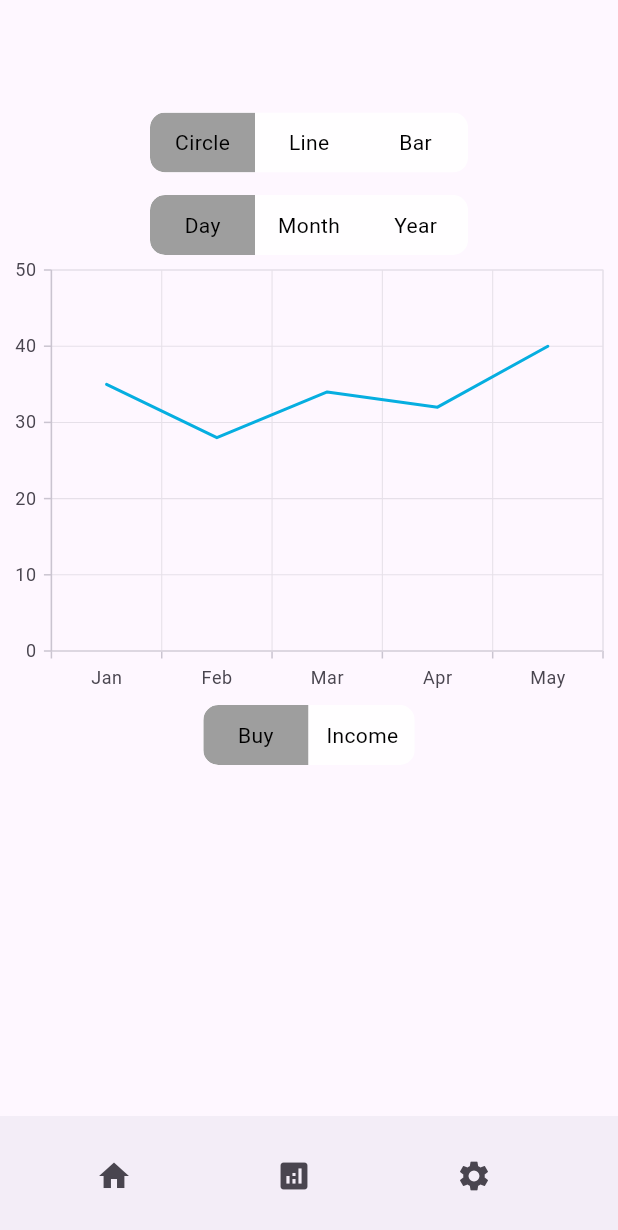
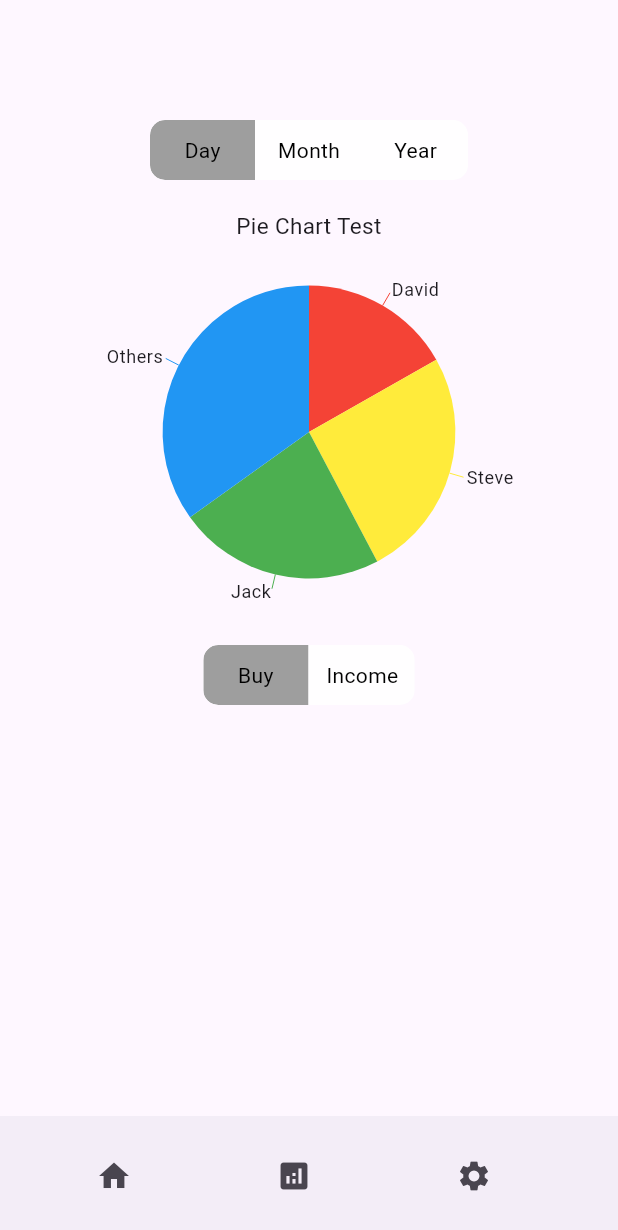
Before and after one commit to JiMoneyApp/JiMoney-Frontend, a Flutter app: the SettingsPage screen opened by its route, item 2 of the bottom bar chosen, after a tap on the "home" icon, after a tap on the "analytics" icon, on a phone screen of 412 x 824 dp. Shown: the top 1230 px of the screen. Run offline on Flutter 3.47's test engine with Material 3 defaults, Android fonts, the light colour scheme and no system bars; drawn by our look-alikes of toggle_switch; our stand-ins replace go_router, syncfusion_flutter_charts; missing offline and left inert: mysql_client; network calls fail.

Commit message:
5/27 pushing for merge

```diff
--- /dev/null
+++ b/devtools_options.yaml
@@ -0,0 +1 @@
+extensions:
--- a/lib/AfterLogin/presentation/analytics_page.dart
+++ b/lib/AfterLogin/presentation/analytics_page.dart
@@ -4,8 +4,8 @@ import 'package:go_router/go_router.dart';
 import 'package:jimoney_frontend/AfterLogin/presentation/home_page.dart';
 import 'package:jimoney_frontend/AfterLogin/widgets/buy_income_switch.dart';
 import 'package:jimoney_frontend/AfterLogin/widgets/circle_chart.dart';
-import 'package:jimoney_frontend/AfterLogin/widgets/circle_line_bar_switch.dart';
 import 'package:jimoney_frontend/AfterLogin/widgets/day_month_year_switch.dart';
+import 'package:jimoney_frontend/AfterLogin/widgets/pie_chart.dart';
 
 class AnalyticsPage extends StatefulWidget {
   const AnalyticsPage({super.key});
@@ -25,15 +25,14 @@ class _AnalyticsPageState extends State<AnalyticsPage> {
         body: Column(
           children: [
             Container(
-              padding: EdgeInsets.only(top: 75),
-              child: CircleLineBarSwitch(),
-            ),
-            Container(
-              padding: EdgeInsets.only(top: 15),
+              padding: EdgeInsets.only(top: 80, bottom: 10),
               child: DayMonthYearSwitch(),
             ),
-            CircleChart(
 
+            Container(
+              height: 300,
+              padding: EdgeInsets.only(bottom: 10),
+              child: PieChart(),
             ),
             Container(
               child: BuyIncomeSwitch(),
--- a/lib/AfterLogin/presentation/home_page.dart
+++ b/lib/AfterLogin/presentation/home_page.dart
@@ -24,18 +24,23 @@ class _HomePageState extends State<HomePage> {
     return Container(
       height: double.maxFinite,
       child: Scaffold(
-        body: Column(
+        body: Container(
+          color: Color(0XFFFFD9D9),
+          child: Column(
             children: <Widget>[
               Container(
                 width: double.infinity,
                 child: Encouragement(),
               ),
-            Padding(
-              padding: const EdgeInsets.fromLTRB(0, 0, 130, 10),
+              Container(
+                width: double.infinity,
+                child: Padding(
+                  padding: const EdgeInsets.only(left: 30, bottom: 10),
                   child: Text(
                     "Monthly Total Balance",
                     style: TextStyle(
                         fontSize: 16, color: Colors.grey.withOpacity(0.97)),
+                  ),
                 ),
               ),
               Container(
@@ -52,11 +57,15 @@ class _HomePageState extends State<HomePage> {
                     ),
                   ),
                   Container(
+                    width: 180,
+                    height: 50,
+                    padding: EdgeInsets.only(left: 20, top: 10),
                     child: DateButton(),
                   )
                 ],
               ),
               Container(
+                color: Color(0XFFFFD9D9),
                 width: 200,
                 padding: EdgeInsets.only(top: 15),
                 child: BuyIncomeShow(),
@@ -68,21 +77,22 @@ class _HomePageState extends State<HomePage> {
               )
             ],
           ),
+        ),
         bottomNavigationBar: BottomAppBar(
             child: Row(
           mainAxisSize: MainAxisSize.max,
           mainAxisAlignment: MainAxisAlignment.start,
           children: <Widget>[
             SizedBox(
-              child: IconButton(onPressed: () {}, icon: Icon(Icons.home)),
+              child: IconButton(onPressed: () {}, icon: Icon(Icons.home, color: Color(0XFFF84490))),
               width: 120,
             ),
             SizedBox(
-              child: IconButton(onPressed: () async{context.go("/analytics");}, icon: Icon(Icons.analytics)),
+              child: IconButton(onPressed: () async{context.go("/analytics");}, icon: Icon(Icons.analytics, color: Color(0XFFF84490),)),
               width: 120,
             ),
             SizedBox(
-                child: IconButton(onPressed: () async{context.go("/settings");}, icon: Icon(Icons.settings)),
+                child: IconButton(onPressed: () async{context.go("/settings");}, icon: Icon(Icons.settings, color: Color(0XFFF84490))),
                 width: 120),
           ],
         )),
--- a/lib/AfterLogin/presentation/settings_page.dart
+++ b/lib/AfterLogin/presentation/settings_page.dart
@@ -4,6 +4,7 @@ import 'package:flutter/material.dart';
 import 'package:flutter/rendering.dart';
 import 'package:flutter/widgets.dart';
 import 'package:go_router/go_router.dart';
+import 'package:jimoney_frontend/AfterLogin/widgets/head_sticker.dart';
 
 class SettingsPage extends StatefulWidget {
   const SettingsPage({super.key});
@@ -36,10 +37,11 @@ class _SettingsPageState extends State<SettingsPage> {
                   width: 150,
                   padding: EdgeInsets.only(left: 35),
                   alignment: Alignment.center,
+                  child: HeadSticker(),
                 ),
                 Container(
                     width: 230,
-                    padding: EdgeInsets.only(),
+                    padding: EdgeInsets.only(left: 50),
                     alignment: Alignment.centerLeft,
                     child: Column(
                       children: [
@@ -66,11 +68,26 @@ class _SettingsPageState extends State<SettingsPage> {
               ),
             ),
             Container(
-              height: 450,
+              height: 320,
               alignment: Alignment.bottomCenter,
               child: ElevatedButton(
                 onPressed: () {},
                 child: Text("About Us", style: TextStyle(fontSize: 20, color: Colors.black)),
+                style: ElevatedButton.styleFrom(
+                  minimumSize: Size(320, 50),
+                  backgroundColor: Colors.white,
+                  shape: RoundedRectangleBorder(
+                    borderRadius: BorderRadius.circular(10)),
+                  shadowColor: Colors.black,
+                ),
+              ),
+            ),
+            Container(
+              height: 90,
+              alignment: Alignment.bottomCenter,
+              child: ElevatedButton(
+                onPressed: () {},
+                child: Text("Log Out", style: TextStyle(fontSize: 20, color: Colors.black)),
                 style: ElevatedButton.styleFrom(
                   minimumSize: Size(320, 50),
                   backgroundColor: Colors.white,
--- a/lib/AfterLogin/widgets/circle_line_bar_switch.dart
+++ /dev/null
@@ -1,32 +0,0 @@
-import 'package:flutter/cupertino.dart';
-import 'package:flutter/material.dart';
-import 'package:toggle_switch/toggle_switch.dart';
-
-class CircleLineBarSwitch extends StatelessWidget {
-  const CircleLineBarSwitch({super.key});
-
-  @override
-  Widget build(BuildContext context) {
-    return Container(
-      child: ToggleSwitch(
-        minHeight: 40,
-        minWidth: 70,
-        initialLabelIndex: 0,
-        cornerRadius: 10.0,
-        activeFgColor: Colors.black,
-        inactiveBgColor: const Color.fromARGB(178, 255, 255, 255),
-        inactiveFgColor: Colors.black,
-        totalSwitches: 3,
-        labels: ['Circle', 'Line', 'Bar'],
-        activeBgColors: [
-          [Colors.grey],
-          [Colors.grey],
-          [Colors.grey]
-        ],
-        onToggle: (index) {
-          print('switched to: $index');
-        },
-      ),
-    );
-  }
-}
--- a/lib/AfterLogin/widgets/date_button.dart
+++ b/lib/AfterLogin/widgets/date_button.dart
@@ -9,14 +9,36 @@ class DateButton extends StatefulWidget {
 }
 
 class _DateButtonState extends State<DateButton> {
+
+  DateTime now = DateTime.now();
+  String? date;
+
+  @override
+  void initState() {
+    super.initState();
+    date = '${now.year}-${now.month}-${now.day}';
+  }
+
   @override
   Widget build(BuildContext context) {
     return Container(
-      padding: EdgeInsets.fromLTRB(70, 15, 0, 0),
       child: ElevatedButton(
-        onPressed: (){},
+        onPressed: () async{
+          dynamic result = await showDatePicker(
+            context: context,
+            firstDate: DateTime(2023, 01),
+            lastDate: DateTime(2100, 12),
+            initialDate: DateTime.now(),
+          );
+          if (result != null) {
+            setState(() {
+              date = '${result.year}/${result.month}/${result.day}';
+            });
+          }
+          print(date);
+        },
         child: Text(
-          "Date"
+          date ?? DateTime.now().toString(),
         )
       )
     );
--- /dev/null
+++ b/lib/AfterLogin/widgets/head_sticker.dart
@@ -0,0 +1,25 @@
+import 'package:flutter/cupertino.dart';
+import 'package:flutter/material.dart';
+
+class HeadSticker extends StatefulWidget {
+  const HeadSticker({super.key});
+
+  @override
+  State<HeadSticker> createState() => _HeadStickerState();
+}
+
+class _HeadStickerState extends State<HeadSticker> {
+
+  @override
+  Widget build(BuildContext context) {
+    final url = 'https://scontent-tpe1-1.xx.fbcdn.net/v/t39.30808-6/279764364_1342957779519825_8715237538739757452_n.jpg?_nc_cat=110&ccb=1-7&_nc_sid=5f2048&_nc_ohc=mMFaqeqbiuEQ7kNvgFecelJ&_nc_ht=scontent-tpe1-1.xx&oh=00_AYAOufAlYd6853IgMILtUMw-hfi_5y1tZ_OQ5dZDr5Y3CQ&oe=66521FC0';
+
+    return Container(
+      width: 100,
+      height: 100,
+      child: CircleAvatar(
+        backgroundImage: NetworkImage(url),
+      ),
+    );
+  }
+}
--- a/lib/AfterLogin/widgets/list_output.dart
+++ b/lib/AfterLogin/widgets/list_output.dart
@@ -22,12 +22,12 @@ class _ListOutputState extends State<ListOutput> {
         print('Server error: ${response.statusCode}');
         print('Response body: ${response.body}');
         List<dynamic> jsonResponse = jsonDecode(response.body);
-        List<Data> dataList = jsonResponse.map((data) => Data.fromJson(data)).toList();
+        print(jsonResponse);
         setState(() {
-          costResponse = CostResponse.fromJson(jsonDecode(response.body));
+          costResponse = CostResponse.fromJson({"data": jsonResponse});
           print('Decode Successfully');
+          print(costResponse!.data?[0].title);
         });
-
       } else {
         print("Failed to load data");
       }
@@ -37,10 +37,10 @@ class _ListOutputState extends State<ListOutput> {
   }
 
   @override
- void initState() {
-    // TODO: implement initState
-    super.initState();
+  void didChangeDependencies() {
+    // TODO: implement didChangeDependencies
     _fetchApiData();
+    super.didChangeDependencies();
   }
 
   @override
@@ -53,19 +53,22 @@ class _ListOutputState extends State<ListOutput> {
             borderRadius: BorderRadius.only(
                 topLeft: Radius.circular(20), topRight: Radius.circular(20)),
             border: Border.all(color: Colors.grey)),
-        child: //costResponse != null
-               ListView.builder(
-                itemCount: costResponse?.data?.length,
+        child: costResponse != null
+            ? ListView.builder(
+                itemCount: costResponse!.data?.length,
                 itemBuilder: (context, index) {
-                  return ListTile(
-                    title: Text(costResponse?.data?[index].title ?? 'No Title'),
-                    subtitle:
-                        Text(costResponse?.data?[index].createdAt ?? 'No Date'),
+                  return Container(
+                    color: Color(0XFFFFD9D9),
+                    child: ListTile(
+                      title: Text(costResponse!.data?[index].title ?? 'No Title'),
+                      subtitle:
+                          Text(costResponse!.data?[index].createdAt ?? 'No Date'),
+                    ),
                   );
                 },
                 scrollDirection: Axis.vertical,
               )
-            //: Center(child: CircularProgressIndicator()),
+            : Center(child: CircularProgressIndicator()),
       ),
     );
   }
--- /dev/null
+++ b/lib/AfterLogin/widgets/pie_chart.dart
@@ -0,0 +1,52 @@
+import 'package:flutter/cupertino.dart';
+import 'package:flutter/material.dart';
+import 'package:flutter/widgets.dart';
+import 'package:jimoney_frontend/DataBase/costResponse.dart';
+import 'package:syncfusion_flutter_charts/charts.dart';
+
+class PieChart extends StatefulWidget {
+  const PieChart({super.key});
+
+  @override
+  State<PieChart> createState() => _PieChartState();
+}
+
+class _PieChartState extends State<PieChart> {
+  @override
+  Widget build(BuildContext context) {
+    final List<ChartData> chartData = [
+      ChartData('David', 25, Colors.red),
+      ChartData('Steve', 38, Colors.yellow),
+      ChartData('Jack', 34, Colors.green),
+      ChartData('Others', 52, Colors.blue)
+    ];
+
+    return Scaffold(
+      body: Center(
+        child: Container(
+          child: SfCircularChart(
+            title: ChartTitle(text: 'Pie Chart Test'),
+            series: <CircularSeries>[
+              // Render pie chart
+              PieSeries<ChartData, String>(
+                  dataSource: chartData,
+                  pointColorMapper: (ChartData data, _) => data.color,
+                  xValueMapper: (ChartData data, _) => data.x,
+                  yValueMapper: (ChartData data, _) => data.y,
+                  dataLabelMapper: (ChartData data, _) => data.x,
+                  dataLabelSettings: DataLabelSettings(isVisible: true, labelPosition: ChartDataLabelPosition.outside),
+                ),
+            ],
+          ),
+        ),
+      ),
+    );
+  }
+}
+
+class ChartData {
+  ChartData(this.x, this.y, [this.color]);
+  final String x;
+  final double y;
+  final Color? color;
+}
--- /dev/null
+++ b/lib/Api_connection/api_connection.dart
@@ -0,0 +1,4 @@
+class API
+{
+  static const hostConnect = "";
+}
--- a/pubspec.yaml
+++ b/pubspec.yaml
@@ -40,6 +40,11 @@ dependencies:
   syncfusion_flutter_charts: ^25.1.42
   editable_image: ^2.0.0
   http: ^1.2.1
+  json_serializable: ^6.8.0
+  dio: ^5.4.3+1
+  build_runner: ^2.4.9
+  json_annotation: ^4.9.0
+  mysql_client: ^0.0.27
 
 dev_dependencies:
   flutter_test:
```
Also changed, not shown: lib/AfterLogin/widgets/column_chart.dart (added, +17 -0 lines), lib/Register/presentation/login_page.dart (+56 -5 lines), pubspec.lock, 14 other files. Lines whose indentation alone changed are shown as unchanged.
